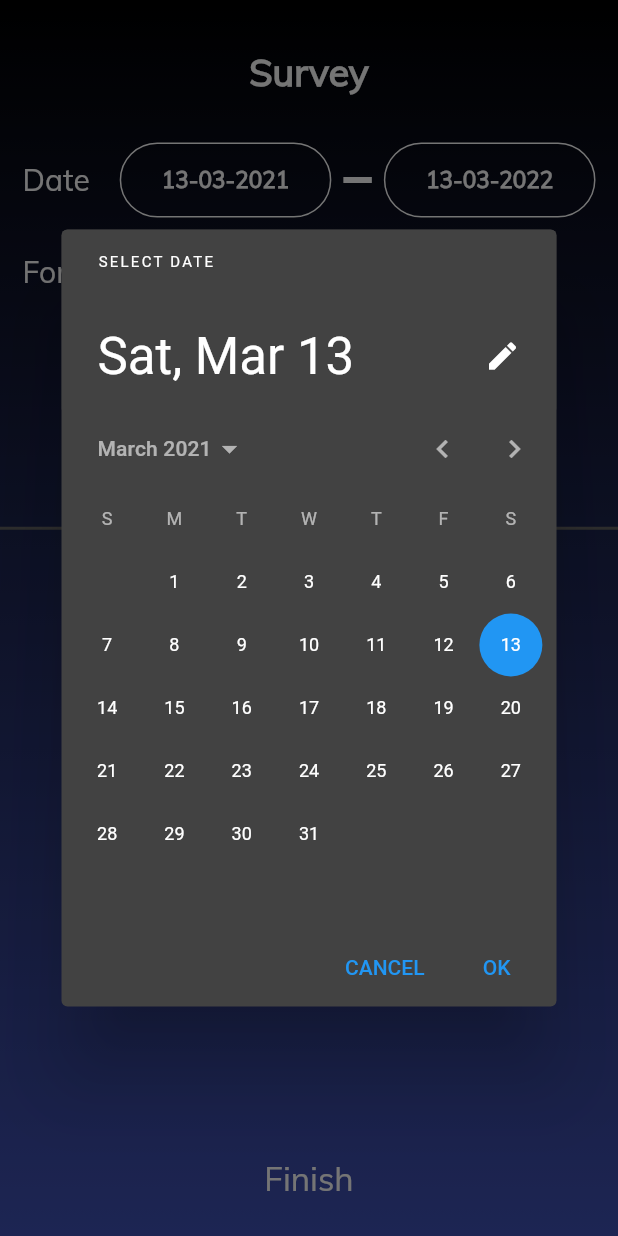
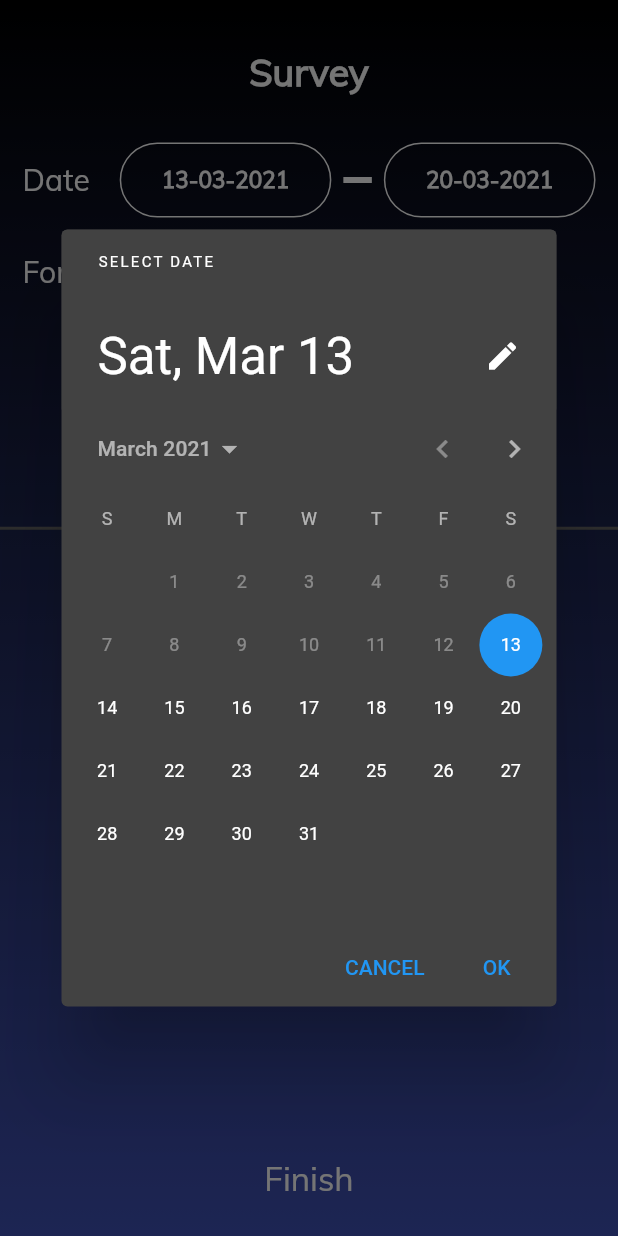
Before and after one commit to kfranic1/Rankless, a Flutter app: the SurveyUI screen opened directly, after a tap on an icon or button, on a phone screen of 412 x 824 dp. Run offline on Flutter 3.47's test engine with Material 2 defaults, Android fonts, the phone set to English and light mode, and no system bars; our stand-ins replace cloud_firestore, country_code_picker, dropdown_search, firebase_auth, firebase_core, flutter_tags; missing offline and left inert: customtogglebuttons, searchable_dropdown; accounts and stored records are empty.

```diff
--- a/lib/Survey/Survey.dart
+++ b/lib/Survey/Survey.dart
@@ -12,8 +12,12 @@ class Survey {
   List<String> filled;
   List<String> notFilled;
   List<String> tags = [];
-  DateTime from;
-  DateTime to;
+  DateTime from =
+      DateTime(DateTime.now().year, DateTime.now().month, DateTime.now().day);
+  DateTime to = DateTime(
+      DateTime.now().year,
+      DateTime.now().add(Duration(days: 7)).month,
+      DateTime.now().add(Duration(days: 7)).day);
   STATUS status;
   Survey({this.uid, this.name, this.company}) {
     if (company != null)
--- a/lib/Survey/SurveyUI.dart
+++ b/lib/Survey/SurveyUI.dart
@@ -21,7 +21,6 @@ class SurveyUI extends StatefulWidget {
 class _SurveyUIState extends State<SurveyUI> {
   Survey survey;
   _SurveyUIState(this.survey);
-  DateTime _initaialFrom = DateTime.now();
   DateFormat _formatted = DateFormat('dd-MM-yyyy');
   List<int> _selectedTags = [];
   QuestionUICreate _createdQ;
@@ -39,18 +38,6 @@ class _SurveyUIState extends State<SurveyUI> {
       value: 'two',
     )
   ];
-
-  @override
-  void initState() {
-    widget.survey.from =
-        DateTime(_initaialFrom.year, _initaialFrom.month, _initaialFrom.day);
-
-    widget.survey.to = DateTime(
-        _initaialFrom.year + 1, _initaialFrom.month, _initaialFrom.day);
-
-    super.initState();
-  }
-
   @override
   Widget build(BuildContext context) {
     //provjera za tagove
@@ -504,8 +491,8 @@ class _SurveyUIState extends State<SurveyUI> {
     final DateTime picked = await showDatePicker(
       context: context,
       initialDate: widget.survey.from,
-      firstDate: DateTime(widget.survey.from.year),
-      lastDate: DateTime(widget.survey.from.year + 10),
+      firstDate: widget.survey.from,
+      lastDate: widget.survey.from.add(Duration(days: 365)),
       builder: (context, child) {
         return Theme(
           data: ThemeData.dark(),
@@ -513,22 +500,16 @@ class _SurveyUIState extends State<SurveyUI> {
         );
       },
     );
-    if (picked.isBefore(DateTime(_initaialFrom.day - 1)) ||
-        picked.isAfter(widget.survey.to)) {
-      return showAlertDialog(context);
-    }
-    if (picked != null)
-      setState(() {
-        widget.survey.from = picked;
-      });
+    if (picked.isAfter(widget.survey.to)) return showAlertDialog(context);
+    if (picked != null) setState(() => widget.survey.from = picked);
   }
 
   _selectTo(BuildContext context) async {
     final DateTime picked = await showDatePicker(
       context: context,
       initialDate: widget.survey.to,
-      firstDate: DateTime(widget.survey.from.year),
-      lastDate: DateTime(widget.survey.to.year + 10),
+      firstDate: widget.survey.from,
+      lastDate: widget.survey.to.add(Duration(days: 365)),
       builder: (context, child) {
         return Theme(
           data: ThemeData.dark(),
@@ -539,10 +520,7 @@ class _SurveyUIState extends State<SurveyUI> {
     if (picked.isBefore(widget.survey.from)) {
       return showAlertDialog(context);
     }
-    if (picked != null && picked.isAfter(widget.survey.from))
-      setState(() {
-        widget.survey.to = picked;
-      });
+    if (picked != null && picked.isAfter(widget.survey.from)) setState(() => widget.survey.to = picked);
   }
 
   showAlertDialog(BuildContext context) {
```
